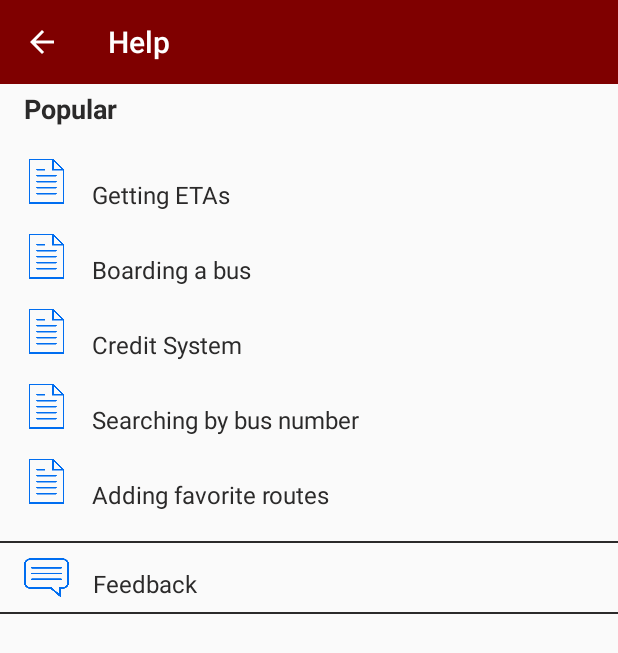
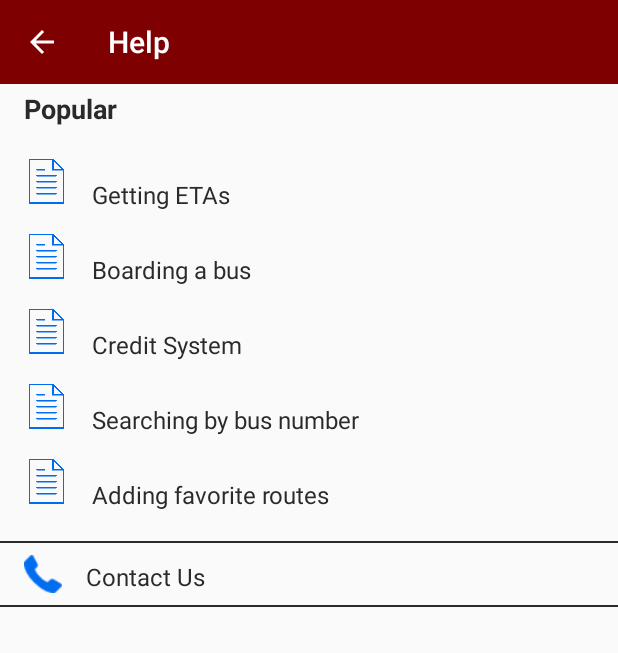
Before and after one commit to khurranasagar/busKAROApp, an Android app: the Help screen opened directly, with no data from a screen before it, on a phone screen of 412 x 824 dp. Shown: the top 653 px of the screen. Run offline under Robolectric (Android 15) with nearby library versions, the phone set to English and light mode, and no system bars.

Commit message:
Help fragments and contact us

```diff
--- a/app/src/main/AndroidManifest.xml
+++ b/app/src/main/AndroidManifest.xml
@@ -2,6 +2,7 @@
 <manifest xmlns:android="http://schemas.android.com/apk/res/android"
     package="com.example.sagar.buskaro">
 
+    <uses-permission android:name="android.permission.CALL_PHONE" />
     <uses-permission android:name="android.permission.ACCESS_FINE_LOCATION" />
     <uses-permission android:name="android.permission.ACCESS_COARSE_LOCATION" />
     <uses-permission android:name="android.permission.ACCESS_NETWORK_STATE" />
--- a/app/src/main/java/com/example/sagar/buskaro/Help.java
+++ b/app/src/main/java/com/example/sagar/buskaro/Help.java
@@ -16,6 +16,8 @@ public class Help extends AppCompatActivity {
         getSupportActionBar().setTitle(R.string.help_title);
         getSupportActionBar().setDisplayHomeAsUpEnabled(true);
         getSupportActionBar().setDisplayShowHomeEnabled(true);
+
+        getFragmentManager().beginTransaction().replace(R.id.main, new HelpFragMain()).commit();
     }
 
     public boolean onSupportNavigateUp() {
--- /dev/null
+++ b/app/src/main/java/com/example/sagar/buskaro/HelpFragMain.java
@@ -0,0 +1,165 @@
+package com.example.sagar.buskaro;
+
+import android.app.Fragment;
+import android.app.FragmentTransaction;
+import android.content.Intent;
+import android.content.pm.PackageManager;
+import android.net.Uri;
+import android.os.Bundle;
+import android.support.annotation.Nullable;
+import android.support.v4.app.ActivityCompat;
+import android.support.v4.content.ContextCompat;
+import android.view.LayoutInflater;
+import android.view.View;
+import android.view.ViewGroup;
+import android.widget.EditText;
+import android.widget.ImageView;
+import android.widget.TextView;
+
+public class HelpFragMain extends Fragment implements View.OnClickListener {
+    private static final int MY_PERMISSIONS_REQUEST_CALL_PHONE = 1;
+
+    @Nullable
+    @Override
+    public View onCreateView(LayoutInflater inflater, @Nullable ViewGroup container, Bundle savedInstanceState) {
+        return inflater.inflate(R.layout.help_fragmain, container, false);
+    }
+
+    @Override
+    public void onViewCreated(View view, @Nullable Bundle savedInstanceState) {
+        super.onViewCreated(view, savedInstanceState);
+        initView(view);
+    }
+    private void initView(View view){
+        ImageView imageView=(ImageView)view.findViewById(R.id.help2);
+        imageView.setOnClickListener(this);
+        TextView textView=(TextView)view.findViewById(R.id.help3);
+        textView.setOnClickListener(this);
+
+        ImageView imageView2=(ImageView)view.findViewById(R.id.help4);
+        imageView2.setOnClickListener(this);
+        TextView textView2=(TextView)view.findViewById(R.id.help5);
+        textView2.setOnClickListener(this);
+
+        ImageView imageView3=(ImageView)view.findViewById(R.id.help6);
+        imageView3.setOnClickListener(this);
+        TextView textView3=(TextView)view.findViewById(R.id.help7);
+        textView3.setOnClickListener(this);
+
+        ImageView imageView4=(ImageView)view.findViewById(R.id.help8);
+        imageView4.setOnClickListener(this);
+        TextView textView4=(TextView)view.findViewById(R.id.help9);
+        textView4.setOnClickListener(this);
+
+        ImageView imageView5=(ImageView)view.findViewById(R.id.help10);
+        imageView5.setOnClickListener(this);
+        TextView textView5=(TextView)view.findViewById(R.id.help11);
+        textView5.setOnClickListener(this);
+
+        ImageView imageView6=(ImageView)view.findViewById(R.id.help12);
+        imageView6.setOnClickListener(this);
+        TextView textView6=(TextView)view.findViewById(R.id.help13);
+        textView6.setOnClickListener(this);
+
+    }
+
+    private void changeFragment(){
+        FragmentTransaction ft=getFragmentManager().beginTransaction();
+        ft.setCustomAnimations(R.animator.slide_up,0);
+        ft.replace(R.id.main,new HelpFrag1()).addToBackStack(null).commit();
+    }
+
+    public void onClick(View view)
+    {
+        switch (view.getId()){
+            case R.id.help2:
+                changeFragment();
+                break;
+            case R.id.help3:
+                changeFragment();
+
+                break;
+            case R.id.help4:
+                changeFragment2();
+                break;
+            case R.id.help5:
+                changeFragment2();
+                break;
+            case R.id.help7:
+                changeFragment3();
+                break;
+            case R.id.help6:
+                changeFragment3();
+                break;
+            case R.id.help8:
+                changeFragment4();
+                break;
+            case R.id.help9:
+                changeFragment4();
+                break;
+            case R.id.help10:
+                changeFragment5();
+                break;
+            case R.id.help11:
+                changeFragment5();
+                break;
+            case R.id.help12:
+                int permissionCheck = ContextCompat.checkSelfPermission(view.getContext(), android.Manifest.permission.CALL_PHONE);
+                if (permissionCheck != PackageManager.PERMISSION_GRANTED) {
+                    ActivityCompat.requestPermissions(getActivity(), new String[]{android.Manifest.permission.CALL_PHONE}, MY_PERMISSIONS_REQUEST_CALL_PHONE);
+                } else {
+                    callPhone();
+                }
+                break;
+            case R.id.help13:
+                int permissionCheck2 = ContextCompat.checkSelfPermission(view.getContext(), android.Manifest.permission.CALL_PHONE);
+                if (permissionCheck2 != PackageManager.PERMISSION_GRANTED) {
+                    ActivityCompat.requestPermissions(getActivity(), new String[]{android.Manifest.permission.CALL_PHONE}, MY_PERMISSIONS_REQUEST_CALL_PHONE);
+                } else {
+                    callPhone();
+                }
+        }
+
+    }
+
+    private void changeFragment5() {
+        FragmentTransaction ft=getFragmentManager().beginTransaction();
+        ft.setCustomAnimations(R.animator.slide_up,0);
+        ft.replace(R.id.main,new HelpFrag5()).addToBackStack(null).commit();
+    }
+
+    private void changeFragment4() {
+        FragmentTransaction ft=getFragmentManager().beginTransaction();
+        ft.setCustomAnimations(R.animator.slide_up,0);
+        ft.replace(R.id.main,new HelpFrag4()).addToBackStack(null).commit();
+    }
+
+    private void changeFragment3() {
+        FragmentTransaction ft=getFragmentManager().beginTransaction();
+        ft.setCustomAnimations(R.animator.slide_up,0);
+        ft.replace(R.id.main,new HelpFrag3()).addToBackStack(null).commit();
+    }
+
+    private void changeFragment2() {
+        FragmentTransaction ft=getFragmentManager().beginTransaction();
+        ft.setCustomAnimations(R.animator.slide_up,0);
+        ft.replace(R.id.main,new HelpFrag2()).addToBackStack(null).commit();
+    }
+    @Override
+    public void onRequestPermissionsResult(int requestCode, String permissions[], int[] grantResults) {
+        switch (requestCode) {
+            case MY_PERMISSIONS_REQUEST_CALL_PHONE: {
+                if (grantResults.length > 0 && grantResults[0] == PackageManager.PERMISSION_GRANTED) {
+                    callPhone();
+                }
+            }
+        }
+    }
+    private void callPhone() {
+        Intent intent = new Intent(Intent.ACTION_CALL);
+        intent.setData(Uri.parse("tel:9971795216"));
+        if (ActivityCompat.checkSelfPermission(getView().getContext(), android.Manifest.permission.CALL_PHONE) == PackageManager.PERMISSION_GRANTED) {
+            startActivity(intent);
+        }
+    }
+}
--- a/app/src/main/res/layout/activity_help.xml
+++ b/app/src/main/res/layout/activity_help.xml
@@ -3,6 +3,7 @@
     xmlns:app="http://schemas.android.com/apk/res-auto"
     xmlns:tools="http://schemas.android.com/tools"
     android:layout_width="match_parent"
+    android:id="@+id/main"
     android:layout_height="match_parent"
     tools:context="com.example.sagar.buskaro.Help">
     <!--<include layout="@layout/appbar" />-->
@@ -15,164 +16,7 @@
         android:background="?attr/colorPrimary"
         android:elevation="4dp"/>
 
-    <TextView
-        android:id="@+id/help1"
-        android:layout_width="wrap_content"
-        android:layout_height="wrap_content"
-        android:layout_marginBottom="16dp"
-        android:layout_marginLeft="16dp"
-        android:text="@string/popular"
-        android:layout_marginTop="60sp"
-        android:textColor="@color/colorBlack"
-        android:textSize="18sp"
-        android:textStyle="bold" />
 
-
-    <ImageView
-        android:id="@+id/help2"
-        android:layout_width="30dp"
-        android:layout_marginLeft="16dp"
-        android:layout_height="40dp"
-        android:layout_marginRight="15dp"
-        android:layout_alignParentEnd="false"
-        android:layout_below="@+id/help1"
-        app:srcCompat="@drawable/doc" />
-
-    <TextView
-        android:id="@+id/help3"
-        android:layout_width="wrap_content"
-        android:layout_height="wrap_content"
-        android:layout_alignBottom="@+id/help2"
-        android:layout_alignParentEnd="true"
-        android:layout_toRightOf="@id/help2"
-        android:text="@string/help1"
-        android:textColor="@color/colorBlack"
-        android:textSize="16sp" />
-
-    <ImageView
-        android:id="@+id/help4"
-        android:layout_marginLeft="16dp"
-        android:layout_width="30dp"
-        android:layout_height="40dp"
-        android:layout_marginTop="10dp"
-        android:layout_alignParentEnd="false"
-        android:layout_below="@+id/help3"
-        android:layout_marginRight="15dp"
-        app:srcCompat="@drawable/doc" />
-
-    <TextView
-        android:id="@+id/help5"
-        android:layout_width="wrap_content"
-        android:layout_height="wrap_content"
-        android:layout_alignBottom="@+id/help4"
-        android:layout_alignParentEnd="true"
-        android:layout_toRightOf="@id/help4"
-        android:text="@string/help2"
-        android:textColor="@color/colorBlack"
-        android:textSize="16sp" />
-    <ImageView
-        android:id="@+id/help6"
-        android:layout_width="30dp"
-        android:layout_marginLeft="16dp"
-        android:layout_height="40dp"
-        android:layout_marginTop="10dp"
-        android:layout_alignParentEnd="false"
-        android:layout_below="@+id/help5"
-        android:layout_marginRight="15dp"
-        app:srcCompat="@drawable/doc" />
-
-    <TextView
-        android:id="@+id/help7"
-        android:layout_width="wrap_content"
-
-        android:layout_height="wrap_content"
-        android:layout_alignBottom="@+id/help6"
-        android:layout_alignParentEnd="true"
-        android:layout_toRightOf="@id/help6"
-        android:text="@string/help3"
-        android:textColor="@color/colorBlack"
-        android:textSize="16sp" />
-    <ImageView
-        android:id="@+id/help8"
-        android:layout_width="30dp"
-        android:layout_height="40dp"
-        android:layout_marginLeft="16dp"
-        android:layout_marginTop="10dp"
-        android:layout_alignParentEnd="false"
-        android:layout_below="@+id/help7"
-        android:layout_marginRight="15dp"
-        app:srcCompat="@drawable/doc" />
-
-    <TextView
-        android:id="@+id/help9"
-        android:layout_width="wrap_content"
-        android:layout_height="wrap_content"
-        android:layout_alignBottom="@+id/help8"
-        android:layout_alignParentEnd="true"
-        android:layout_toRightOf="@id/help8"
-        android:text="@string/help4"
-        android:textColor="@color/colorBlack"
-        android:textSize="16sp" />
-    <ImageView
-        android:id="@+id/help10"
-        android:layout_width="30dp"
-        android:layout_height="40dp"
-        android:layout_marginTop="10dp"
-        android:layout_marginLeft="16dp"
-        android:layout_alignParentEnd="false"
-        android:layout_below="@+id/help9"
-        android:layout_marginRight="15dp"
-        app:srcCompat="@drawable/doc" />
-
-    <TextView
-        android:id="@+id/help11"
-        android:layout_width="wrap_content"
-        android:layout_height="wrap_content"
-        android:layout_alignBottom="@+id/help10"
-        android:layout_alignParentEnd="true"
-        android:layout_toRightOf="@id/help10"
-        android:text="@string/help5"
-        android:textColor="@color/colorBlack"
-        android:textSize="16sp" />
-    <View
-        android:layout_width="match_parent"
-        android:layout_gravity="center_horizontal"
-        android:layout_height="1dp"
-        android:layout_marginTop="20dp"
-        android:layout_marginBottom="8dp"
-        android:layout_below="@id/help10"
-        android:background="@color/colorBlack"
-        android:id="@+id/view"></View>
-
-    <ImageView
-        android:id="@+id/help12"
-        android:layout_width="30dp"
-        android:layout_height="30dp"
-        android:layout_marginBottom="8dp"
-        android:layout_alignStart="@+id/help10"
-        android:layout_below="@+id/view"
-        app:srcCompat="@drawable/feedback" />
-
-    <TextView
-        android:id="@+id/help13"
-        android:layout_width="wrap_content"
-        android:layout_height="wrap_content"
-        android:layout_alignBottom="@+id/help12"
-        android:layout_alignParentEnd="true"
-        android:layout_marginLeft="16dp"
-        android:layout_toRightOf="@id/help12"
-        android:text="@string/Feedback_title"
-        android:textColor="@color/colorBlack"
-        android:textSize="16sp" />
-    <View
-        android:layout_width="match_parent"
-        android:layout_gravity="center_horizontal"
-        android:layout_height="1dp"
-        android:layout_marginBottom="8dp"
-
-        android:layout_below="@id/help12"
-        android:background="@color/colorBlack"
-        android:id="@+id/view2"></View>
 
 
 </RelativeLayout>
--- /dev/null
+++ b/app/src/main/res/layout/help_fragmain.xml
@@ -0,0 +1,178 @@
+<?xml version="1.0" encoding="utf-8"?>
+<RelativeLayout xmlns:android="http://schemas.android.com/apk/res/android"
+    xmlns:app="http://schemas.android.com/apk/res-auto"
+    xmlns:tools="http://schemas.android.com/tools"
+    android:layout_width="match_parent"
+    android:layout_height="match_parent"
+    tools:context="com.example.sagar.buskaro.Help">
+    <!--<include layout="@layout/appbar" />-->
+
+    <android.support.v7.widget.Toolbar
+        android:id="@+id/toolbar_actionbar"
+        android:theme="@style/ToolBarStyle"
+        android:layout_width="match_parent"
+        android:layout_height="?actionBarSize"
+        android:background="?attr/colorPrimary"
+        android:elevation="4dp"/>
+
+    <TextView
+        android:id="@+id/help1"
+        android:layout_width="wrap_content"
+        android:layout_height="wrap_content"
+        android:layout_marginBottom="16dp"
+        android:layout_marginLeft="16dp"
+        android:text="@string/popular"
+        android:layout_marginTop="60sp"
+        android:textColor="@color/colorBlack"
+        android:textSize="18sp"
+        android:textStyle="bold" />
+
+
+    <ImageView
+        android:id="@+id/help2"
+        android:layout_width="30dp"
+        android:layout_marginLeft="16dp"
+        android:layout_height="40dp"
+        android:layout_marginRight="15dp"
+        android:layout_alignParentEnd="false"
+        android:layout_below="@+id/help1"
+        app:srcCompat="@drawable/doc" />
+
+    <TextView
+        android:id="@+id/help3"
+        android:layout_width="wrap_content"
+        android:layout_height="wrap_content"
+        android:layout_alignBottom="@+id/help2"
+        android:layout_alignParentEnd="true"
+        android:layout_toRightOf="@id/help2"
+        android:text="@string/help1"
+        android:textColor="@color/colorBlack"
+        android:textSize="16sp" />
+
+    <ImageView
+        android:id="@+id/help4"
+        android:layout_marginLeft="16dp"
+        android:layout_width="30dp"
+        android:layout_height="40dp"
+        android:layout_marginTop="10dp"
+        android:layout_alignParentEnd="false"
+        android:layout_below="@+id/help3"
+        android:layout_marginRight="15dp"
+        app:srcCompat="@drawable/doc" />
+
+    <TextView
+        android:id="@+id/help5"
+        android:layout_width="wrap_content"
+        android:layout_height="wrap_content"
+        android:layout_alignBottom="@+id/help4"
+        android:layout_alignParentEnd="true"
+        android:layout_toRightOf="@id/help4"
+        android:text="@string/help2"
+        android:textColor="@color/colorBlack"
+        android:textSize="16sp" />
+    <ImageView
+        android:id="@+id/help6"
+        android:layout_width="30dp"
+        android:layout_marginLeft="16dp"
+        android:layout_height="40dp"
+        android:layout_marginTop="10dp"
+        android:layout_alignParentEnd="false"
+        android:layout_below="@+id/help5"
+        android:layout_marginRight="15dp"
+        app:srcCompat="@drawable/doc" />
+
+    <TextView
+        android:id="@+id/help7"
+        android:layout_width="wrap_content"
+
+        android:layout_height="wrap_content"
+        android:layout_alignBottom="@+id/help6"
+        android:layout_alignParentEnd="true"
+        android:layout_toRightOf="@id/help6"
+        android:text="@string/help3"
+        android:textColor="@color/colorBlack"
+        android:textSize="16sp" />
+    <ImageView
+        android:id="@+id/help8"
+        android:layout_width="30dp"
+        android:layout_height="40dp"
+        android:layout_marginLeft="16dp"
+        android:layout_marginTop="10dp"
+        android:layout_alignParentEnd="false"
+        android:layout_below="@+id/help7"
+        android:layout_marginRight="15dp"
+        app:srcCompat="@drawable/doc" />
+
+    <TextView
+        android:id="@+id/help9"
+        android:layout_width="wrap_content"
+        android:layout_height="wrap_content"
+        android:layout_alignBottom="@+id/help8"
+        android:layout_alignParentEnd="true"
+        android:layout_toRightOf="@id/help8"
+        android:text="@string/help4"
+        android:textColor="@color/colorBlack"
+        android:textSize="16sp" />
+    <ImageView
+        android:id="@+id/help10"
+        android:layout_width="30dp"
+        android:layout_height="40dp"
+        android:layout_marginTop="10dp"
+        android:layout_marginLeft="16dp"
+        android:layout_alignParentEnd="false"
+        android:layout_below="@+id/help9"
+        android:layout_marginRight="15dp"
+        app:srcCompat="@drawable/doc" />
+
+    <TextView
+        android:id="@+id/help11"
+        android:layout_width="wrap_content"
+        android:layout_height="wrap_content"
+        android:layout_alignBottom="@+id/help10"
+        android:layout_alignParentEnd="true"
+        android:layout_toRightOf="@id/help10"
+        android:text="@string/help5"
+        android:textColor="@color/colorBlack"
+        android:textSize="16sp" />
+    <View
+        android:layout_width="match_parent"
+        android:layout_gravity="center_horizontal"
+        android:layout_height="1dp"
+        android:layout_marginTop="20dp"
+        android:layout_marginBottom="8dp"
+        android:layout_below="@id/help10"
+        android:background="@color/colorBlack"
+        android:id="@+id/view"></View>
+
+    <ImageView
+        android:id="@+id/help12"
+        android:layout_width="25dp"
+        android:layout_height="25dp"
+        android:layout_marginBottom="8dp"
+        android:layout_alignStart="@+id/help10"
+        android:layout_below="@+id/view"
+        app:srcCompat="@drawable/call" />
+
+    <TextView
+        android:id="@+id/help13"
+        android:layout_width="wrap_content"
+        android:layout_height="wrap_content"
+        android:layout_alignBottom="@+id/help12"
+        android:layout_alignParentEnd="true"
+        android:layout_marginLeft="16dp"
+        android:layout_toRightOf="@id/help12"
+        android:text="@string/contact"
+        android:textColor="@color/colorBlack"
+        android:textSize="16sp" />
+    <View
+        android:layout_width="match_parent"
+        android:layout_gravity="center_horizontal"
+        android:layout_height="1dp"
+        android:layout_marginBottom="8dp"
+
+        android:layout_below="@id/help12"
+        android:background="@color/colorBlack"
+        android:id="@+id/view2"></View>
+
+
+</RelativeLayout>
--- a/app/src/main/res/values/strings.xml
+++ b/app/src/main/res/values/strings.xml
@@ -29,4 +29,5 @@
     <string name="Feedback_title">Feedback</string>
     <string name="help_title">Help</string>
     <string name="title_activity_favorites">Favorites</string>
+    <string name="contact">Contact Us</string>
 </resources>
```
Also changed, not shown: app/src/main/java/com/example/sagar/buskaro/HelpFrag1.java (added, +17 -0 lines), app/src/main/java/com/example/sagar/buskaro/HelpFrag2.java (added, +14 -0 lines), app/src/main/java/com/example/sagar/buskaro/HelpFrag3.java (added, +14 -0 lines), app/src/main/java/com/example/sagar/buskaro/HelpFrag4.java (added, +17 -0 lines), app/src/main/java/com/example/sagar/buskaro/HelpFrag5.java (added, +16 -0 lines), app/src/main/res/animator/slide_down.xml (added, +9 -0 lines), app/src/main/res/animator/slide_up.xml (added, +9 -0 lines), app/src/main/res/layout/help_frag1.xml (added, +14 -0 lines), app/src/main/res/layout/help_frag2.xml (added, +14 -0 lines), app/src/main/res/layout/help_frag3.xml (added, +14 -0 lines), app/src/main/res/layout/help_frag4.xml (added, +14 -0 lines), app/src/main/res/layout/help_frag5.xml (added, +14 -0 lines), app/src/main/res/drawable/call.png (added).
